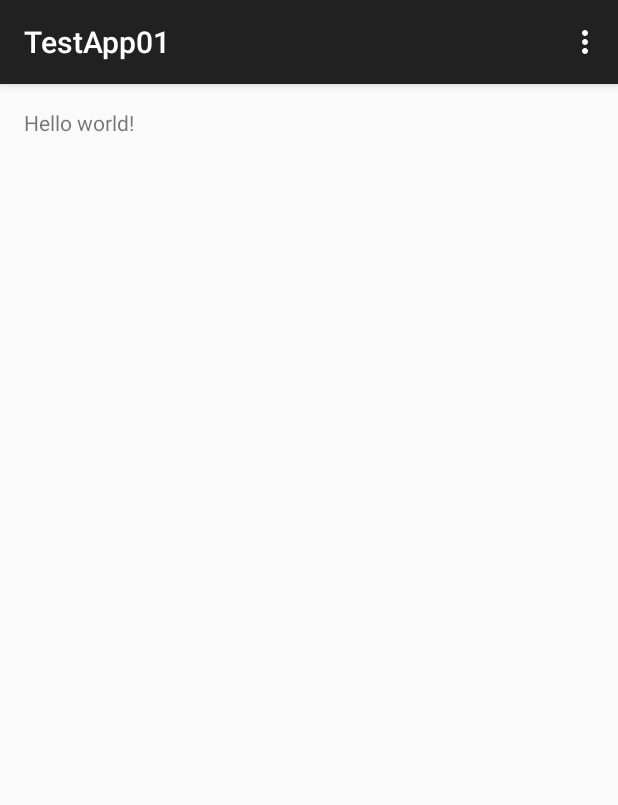
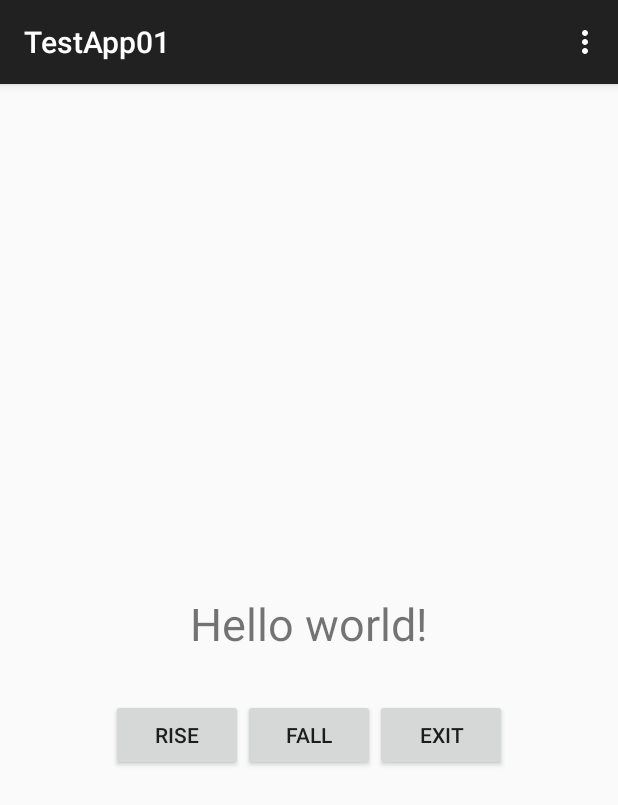
Before and after one commit to jnguyen7410/TestApp01, an Android app: the screen it shows after launch (MainActivity), on a phone screen of 412 x 824 dp. Shown: the top 805 px of the screen. Run offline under Robolectric (Android 15) with nearby library versions, the phone set to English and light mode, and no system bars.

Commit message:
Added a few buttons

```diff
--- a/app/build.gradle
+++ b/app/build.gradle
@@ -22,4 +22,5 @@ android {
 dependencies {
     compile fileTree(dir: 'libs', include: ['*.jar'])
     compile 'com.android.support:appcompat-v7:23.1.0'
+    compile 'com.android.support:support-v4:23.1.0'
 }
--- a/app/src/main/AndroidManifest.xml
+++ b/app/src/main/AndroidManifest.xml
@@ -16,6 +16,10 @@
                 <category android:name="android.intent.category.LAUNCHER" />
             </intent-filter>
         </activity>
+        <activity
+            android:name=".SettingsActivity"
+            android:label="@string/title_activity_settings" >
+        </activity>
     </application>
 
 </manifest>
--- a/app/src/main/java/com/nguyeningcode/jnguyen7410/testapp01/MainActivity.java
+++ b/app/src/main/java/com/nguyeningcode/jnguyen7410/testapp01/MainActivity.java
@@ -4,6 +4,9 @@ import android.support.v7.app.AppCompatActivity;
 import android.os.Bundle;
 import android.view.Menu;
 import android.view.MenuItem;
+import android.view.View;
+import android.widget.Button;
+import android.widget.Toast;
 
 public class MainActivity extends AppCompatActivity {
 
@@ -11,6 +14,32 @@ public class MainActivity extends AppCompatActivity {
     protected void onCreate(Bundle savedInstanceState) {
         super.onCreate(savedInstanceState);
         setContentView(R.layout.activity_main);
+
+        Button riseButton = (Button) findViewById(R.id.riseButton);
+        Button fallButton = (Button) findViewById(R.id.fallButton);
+        Button exitButton = (Button) findViewById(R.id.exitButton);
+
+        riseButton.setOnClickListener(new View.OnClickListener() {
+            @Override
+            public void onClick(View v) {
+
+            }
+        });
+
+        fallButton.setOnClickListener(new View.OnClickListener() {
+            @Override
+            public void onClick(View v) {
+
+            }
+        });
+
+        exitButton.setOnClickListener(new View.OnClickListener() {
+            @Override
+            public void onClick(View v) {
+                finish();
+            }
+        });
+
     }
 
     @Override
@@ -27,9 +56,15 @@ public class MainActivity extends AppCompatActivity {
         // as you specify a parent activity in AndroidManifest.xml.
         int id = item.getItemId();
 
-        //noinspection SimplifiableIfStatement
-        if (id == R.id.action_settings) {
-            return true;
+        switch (id) {
+            case R.id.action_settings:
+                return true;
+            case R.id.action_about:
+                Toast.makeText(this, "This app belongs to Jonathan Nguyen (c) 2015", Toast.LENGTH_SHORT);
+                return true;
+            case R.id.exitButton:
+                finish();
+                return true;
         }
 
         return super.onOptionsItemSelected(item);
--- a/app/src/main/res/layout/activity_main.xml
+++ b/app/src/main/res/layout/activity_main.xml
@@ -1,11 +1,52 @@
-<RelativeLayout xmlns:android="http://schemas.android.com/apk/res/android"
+<LinearLayout
+    xmlns:android="http://schemas.android.com/apk/res/android"
     xmlns:tools="http://schemas.android.com/tools" android:layout_width="match_parent"
     android:layout_height="match_parent" android:paddingLeft="@dimen/activity_horizontal_margin"
     android:paddingRight="@dimen/activity_horizontal_margin"
     android:paddingTop="@dimen/activity_vertical_margin"
-    android:paddingBottom="@dimen/activity_vertical_margin" tools:context=".MainActivity">
+    android:paddingBottom="@dimen/activity_vertical_margin" tools:context=".MainActivity"
+    android:orientation="vertical"
+    android:gravity="center"
+    >
 
     <TextView android:text="@string/hello_world" android:layout_width="wrap_content"
-        android:layout_height="wrap_content" />
+        android:layout_height="wrap_content"
+        android:gravity="center"
+        android:textSize="30dp"
+        android:padding="30sp"
+        />
 
-</RelativeLayout>
+    <LinearLayout
+        android:layout_width="wrap_content"
+        android:layout_height="wrap_content"
+        android:orientation="horizontal"
+        >
+
+        <Button
+            android:layout_width="wrap_content"
+            android:layout_height="wrap_content"
+            android:text="Rise"
+            android:id="@+id/riseButton"
+            />
+
+        <Button
+            android:layout_width="wrap_content"
+            android:layout_height="wrap_content"
+            android:text="Fall"
+            android:id="@+id/fallButton"
+            />
+
+        <Button
+            android:layout_width="wrap_content"
+            android:layout_height="wrap_content"
+            android:text="Exit"
+            android:id="@+id/exitButton"
+            />
+
+
+
+    </LinearLayout>
+
+
+
+</LinearLayout>
--- a/app/src/main/res/menu/menu_main.xml
+++ b/app/src/main/res/menu/menu_main.xml
@@ -3,4 +3,7 @@
     xmlns:tools="http://schemas.android.com/tools" tools:context=".MainActivity">
     <item android:id="@+id/action_settings" android:title="@string/action_settings"
         android:orderInCategory="100" app:showAsAction="never" />
+    <item android:id="@+id/action_about" android:title="@string/action_about" />
+    <item android:id="@+id/action_exit" android:title="@string/action_exit" />
+
 </menu>
--- a/app/src/main/res/values/strings.xml
+++ b/app/src/main/res/values/strings.xml
@@ -3,4 +3,6 @@
 
     <string name="hello_world">Hello world!</string>
     <string name="action_settings">Settings</string>
+    <string name="action_about">About</string>
+    <string name="action_exit">Exit</string>
 </resources>
```
Also changed, not shown: app/src/main/java/com/nguyeningcode/jnguyen7410/testapp01/SettingsActivity.java (added, +194 -0 lines), app/src/main/res/values/strings_activity_settings.xml (added, +61 -0 lines), app/src/main/res/xml/pref_data_sync.xml (added, +21 -0 lines), app/src/main/res/xml/pref_general.xml (added, +33 -0 lines), app/src/main/res/xml/pref_headers.xml (added, +17 -0 lines), app/src/main/res/xml/pref_notification.xml (added, +27 -0 lines), 1 other file.
